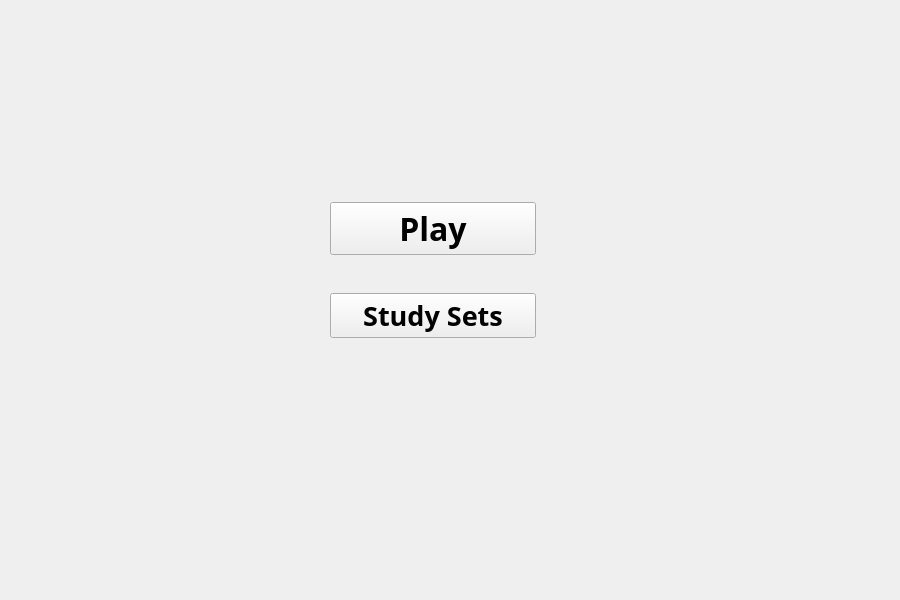
First picture: the form in ui/main_menu.ui, repository PierceLD/Capstone-1-Group-9-Project, before the edit.
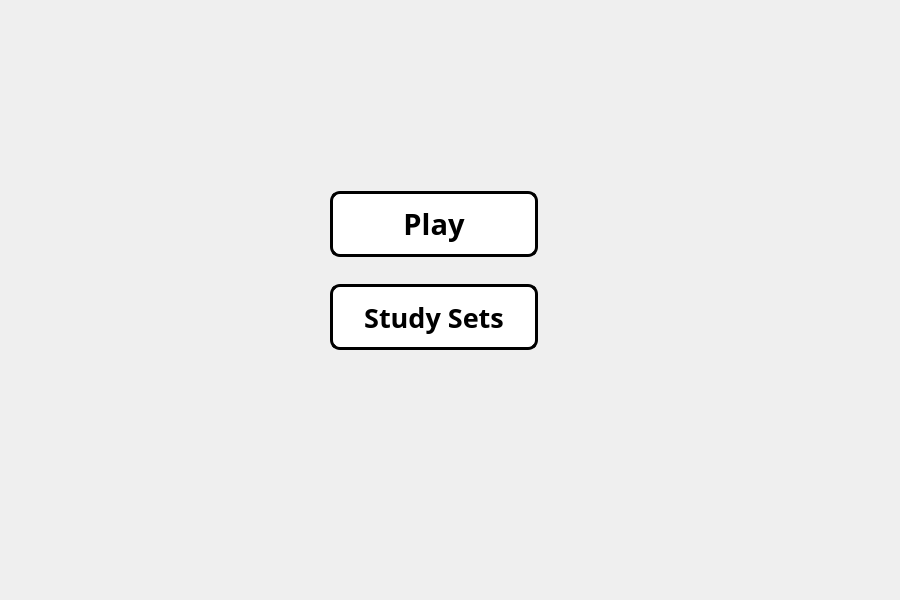
Second picture: the form after the edit.

Commit message: added borders and hover effects on some buttons

The edit to the form file:
```diff
--- a/ui/main_menu.ui
+++ b/ui/main_menu.ui
@@ -31,12 +31,15 @@
   <property name="windowTitle">
    <string>Form</string>
   </property>
+  <property name="styleSheet">
+   <string notr="true"/>
+  </property>
   <widget class="QWidget" name="verticalLayoutWidget">
    <property name="geometry">
     <rect>
      <x>330</x>
      <y>170</y>
-     <width>206</width>
+     <width>208</width>
      <height>201</height>
     </rect>
    </property>
@@ -46,12 +49,26 @@
       <property name="font">
        <font>
         <family>MS PGothic</family>
-        <pointsize>24</pointsize>
+        <pointsize>22</pointsize>
         <weight>75</weight>
         <italic>false</italic>
         <bold>true</bold>
        </font>
       </property>
+      <property name="styleSheet">
+       <string notr="true">QPushButton {
+	background-color: white;
+	width: 200px;
+	height: 60px;
+	border: 3px solid black;
+	border-radius: 10px;
+}
+
+QPushButton:hover {
+	background-color:black;
+	color: white;
+}</string>
+      </property>
       <property name="text">
        <string>Play</string>
       </property>
@@ -68,6 +85,20 @@
         <bold>true</bold>
        </font>
       </property>
+      <property name="styleSheet">
+       <string notr="true">QPushButton {
+	background-color: white;
+	width: 200px;
+	height: 60px;
+	border: 3px solid black;
+	border-radius: 10px;
+}
+
+QPushButton:hover {
+	background-color:black;
+	color: white;
+}</string>
+      </property>
       <property name="text">
        <string>Study Sets</string>
       </property>
```
The commit also changes 2 other files.
